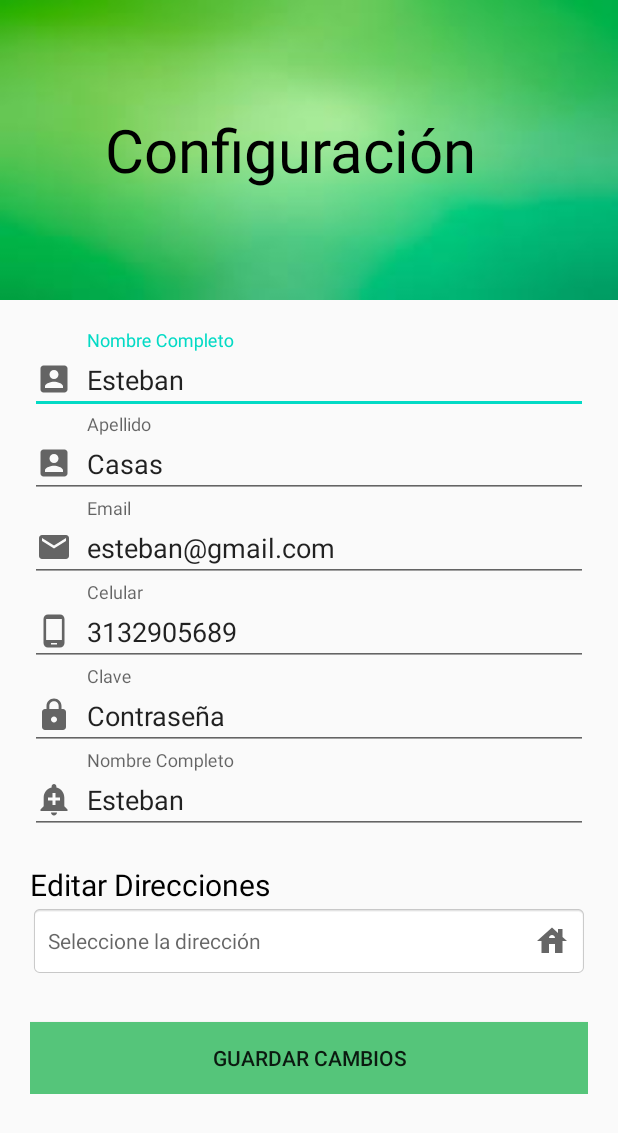
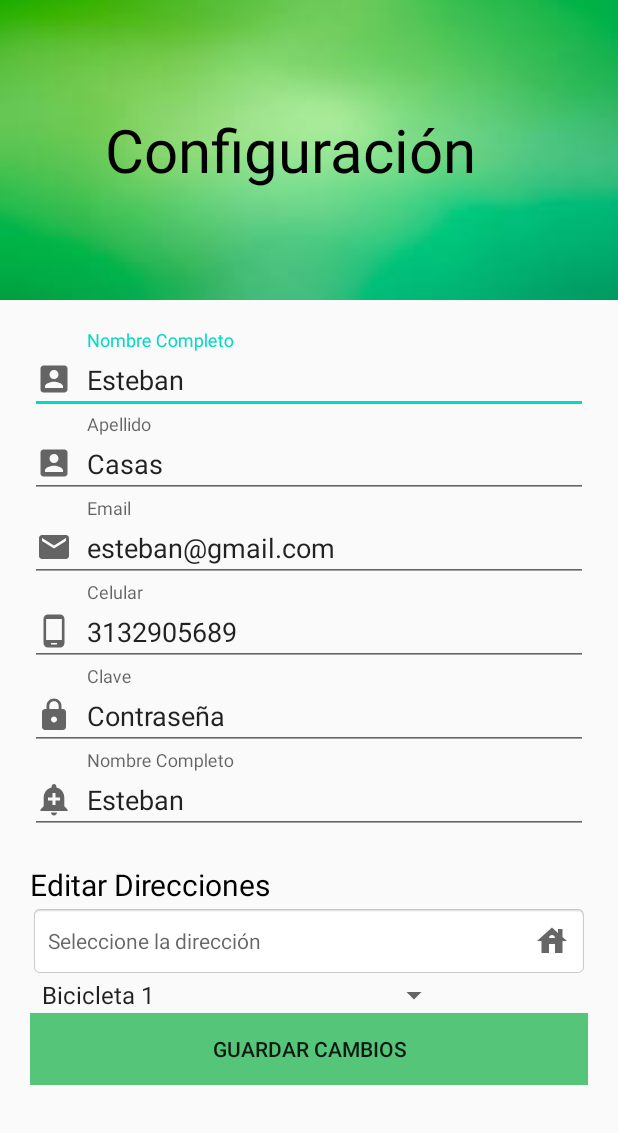
Before and after one commit to estebancasas9817/SecureBike, an Android app: the Configuracion screen opened directly, with no data from a screen before it, on a phone screen of 412 x 824 dp. Shown: the top 1133 px of the screen. Run offline under Robolectric (Android 15) with nearby library versions, the phone set to English and light mode, and no system bars.

Commit message:
Commit Aleja: home: 1.5

```diff
--- a/app/src/main/java/com/company/securebike/Configuracion.java
+++ b/app/src/main/java/com/company/securebike/Configuracion.java
@@ -16,6 +16,7 @@ import android.widget.Button;
 import android.widget.EditText;
 import android.widget.ListView;
 import android.widget.TextView;
+import android.widget.Toast;
 
 import java.util.ArrayList;
 
--- a/app/src/main/res/layout/activity_configuracion.xml
+++ b/app/src/main/res/layout/activity_configuracion.xml
@@ -140,12 +140,22 @@
                 app:drawableRightCompat="@drawable/ic_house"
                 android:drawableRight="@drawable/ic_house" />
 
+            <Spinner
+                android:id="@+id/Contactos"
+                android:layout_width="280dp"
+                android:layout_height="wrap_content"
+                android:entries="@array/Bicicletas"
+                />
+
             <Button
                 android:background="#55c57a"
                 android:layout_height="wrap_content"
-                android:layout_marginTop="30dp"
                 android:layout_width="match_parent"
-                android:text="Guardar Cambios" />
+                android:text="Guardar Cambios"
+
+                />
+
+
         </LinearLayout>
 
     </ScrollView>
--- a/app/src/main/res/values/strings.xml
+++ b/app/src/main/res/values/strings.xml
@@ -31,6 +31,7 @@
         <item>Orlando Florida</item>
         <item>Wall Disney</item>
     </string-array>
+
     <string-array name="Direcciones">
         <item>Editar direccion</item>
         <item>Casa</item>
@@ -38,5 +39,11 @@
         <item>Trabajo</item>
     </string-array>
 
+    <string-array name="Bicicletas">
+        <item>Bicicleta 1</item>
+        <item>Bicicleta 2</item>
+        <item>Bicicleta 3</item>
+        <item>Bicicleta 4</item>
+    </string-array>
 
 </resources>
```
Also changed, not shown: app/src/main/res/layout/activity_contactos.xml (+11 -8 lines), app/src/main/res/drawable/persona.jpg (added).
